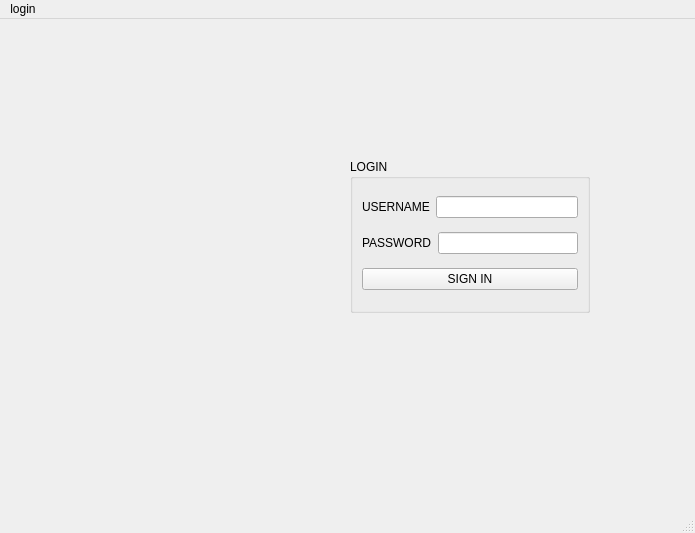
Above: mainwindow.ui from nishu65/qt_projects before the change. Below: the same form after it.
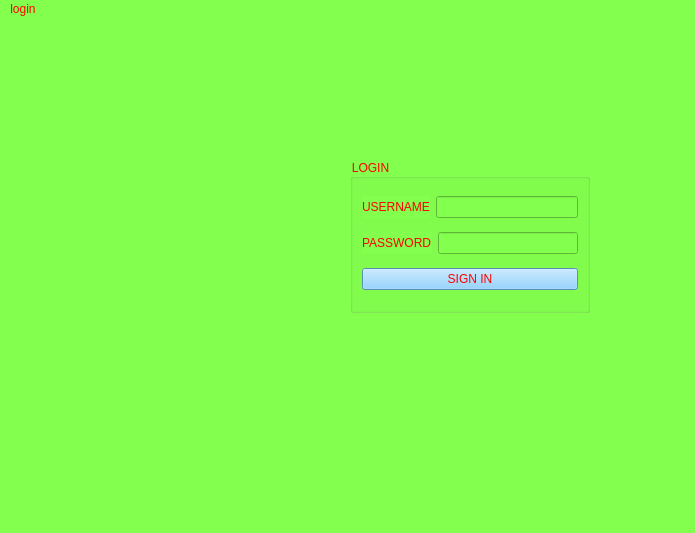
That is the form after the change.

Patch:
```diff
--- a/mainwindow.ui
+++ b/mainwindow.ui
@@ -13,6 +13,10 @@
   <property name="windowTitle">
    <string>MainWindow</string>
   </property>
+  <property name="styleSheet">
+   <string notr="true">color:red;
+background-color: rgb(131, 255, 78);</string>
+  </property>
   <widget class="QWidget" name="centralwidget">
    <widget class="QGroupBox" name="groupBox">
     <property name="geometry">
@@ -57,12 +61,21 @@
         </widget>
        </item>
        <item>
-        <widget class="QLineEdit" name="line_password"/>
+        <widget class="QLineEdit" name="line_password">
+         <property name="echoMode">
+          <enum>QLineEdit::EchoMode::Password</enum>
+         </property>
+        </widget>
        </item>
       </layout>
      </item>
      <item>
       <widget class="QPushButton" name="sign_in">
+       <property name="styleSheet">
+        <string notr="true">color:rgb(255, 0, 0);
+background-color: rgb(121, 201, 255);
+font: 18pt &quot;Segoe Print&quot;;</string>
+       </property>
        <property name="text">
         <string>SIGN IN</string>
        </property>
```
